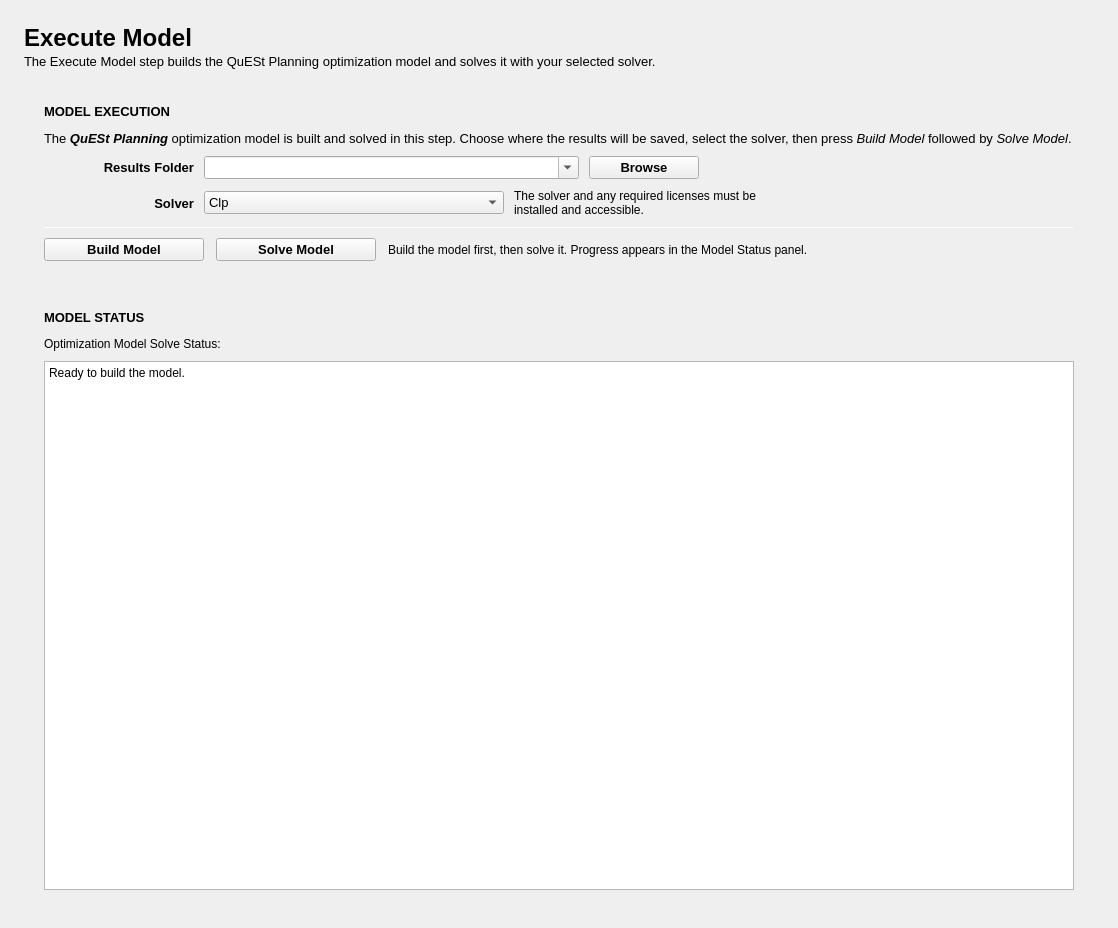
First picture: the form in quest_planning/ui/forms/execute_model/execute_model.ui, repository sandialabs/quest_planning, before the edit.
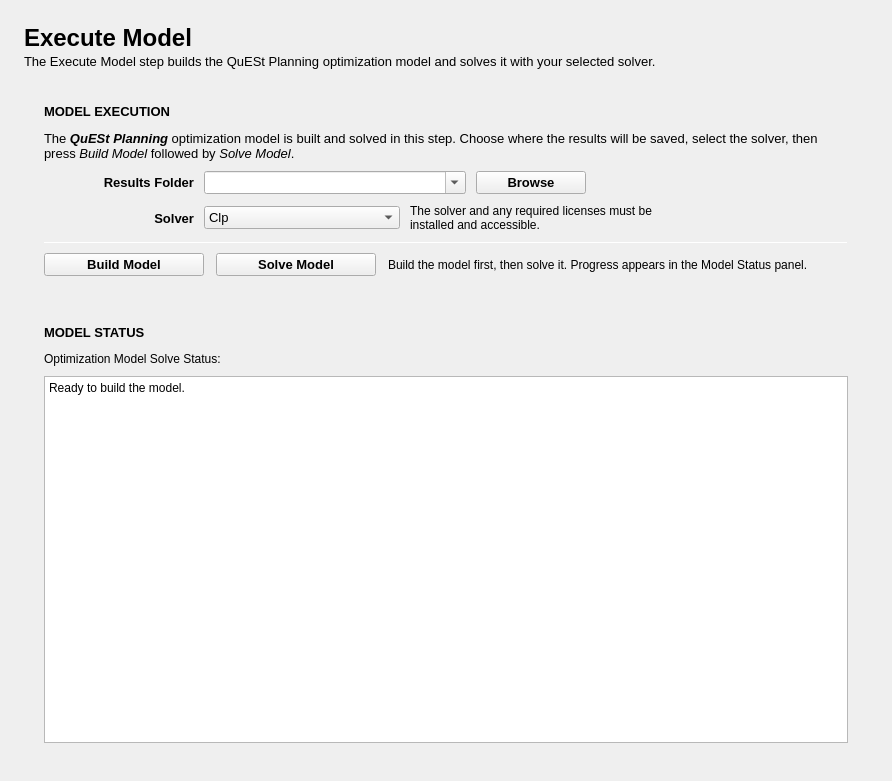
Second picture: the form after the edit. Icons and pictures are not drawn.

```diff
--- a/quest_planning/ui/forms/execute_model/execute_model.ui
+++ b/quest_planning/ui/forms/execute_model/execute_model.ui
@@ -6,8 +6,8 @@
    <rect>
     <x>0</x>
     <y>0</y>
-    <width>1118</width>
-    <height>928</height>
+    <width>892</width>
+    <height>781</height>
    </rect>
   </property>
   <property name="sizePolicy">
```
